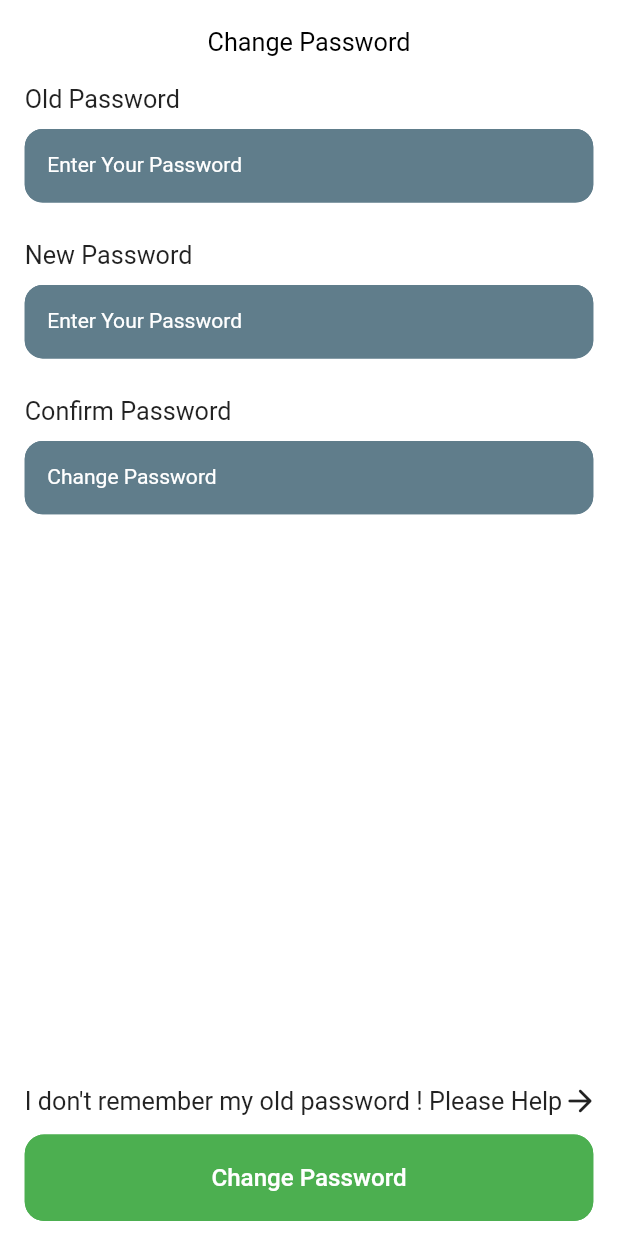
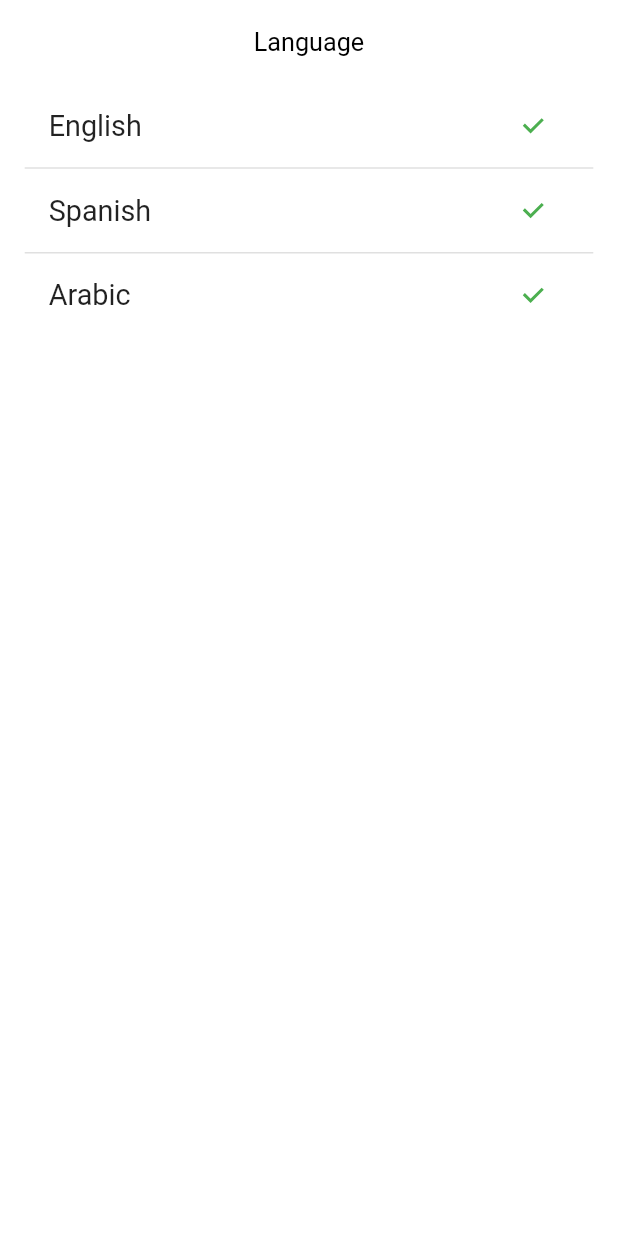
Before and after one commit to MohamedSayedBayoumy/delvery, a Flutter app: the screen it shows after launch, on a phone screen of 412 x 824 dp. Run offline on Flutter 3.47's test engine with Material 3 defaults, Android fonts, the phone set to English and light mode, and no system bars; our stand-ins replace animate_do, country_code_picker, dio, flutter_secure_storage, get_it, pretty_dio_logger and 1 more; Roboto replaces fonts that are missing (font-bold, font-regular-bold).

Commit message:
language screen ..

```diff
--- /dev/null
+++ b/lib/features/profile/language_screen.dart
@@ -0,0 +1,74 @@
+import 'package:flutter/material.dart';
+import 'package:mts/core/widgets/custom_padding.dart';
+
+class LanguageScreen extends StatelessWidget {
+  const LanguageScreen({super.key});
+
+  @override
+  Widget build(BuildContext context) {
+    Color getColor(Set<WidgetState> states) {
+      const Set<WidgetState> interactiveStates = <WidgetState>{
+        WidgetState.pressed,
+        WidgetState.hovered,
+        WidgetState.focused,
+      };
+      if (states.any(interactiveStates.contains)) {
+        return Colors.white;
+      }
+      return Colors.white;
+    }
+
+    return Scaffold(
+      appBar: AppBar(
+        title: const Text("Language"),
+        centerTitle: true,
+      ),
+      body: SingleChildScrollView(
+        child: CustomPadding(
+          child: Column(
+            children: [
+              ListTile(
+                title: const Text("English"),
+                trailing: Checkbox(
+                  shape: const CircleBorder(),
+                  checkColor: Colors.green,
+                  fillColor: WidgetStateProperty.resolveWith(getColor),
+                  value: true,
+                  onChanged: (bool? value) {},
+                ),
+              ),
+              const Divider(
+                height: .5,
+                thickness: 1.0,
+              ),
+              ListTile(
+                title: const Text("Spanish"),
+                trailing: Checkbox(
+                  shape: const CircleBorder(),
+                  checkColor: Colors.green,
+                  fillColor: WidgetStateProperty.resolveWith(getColor),
+                  value: true,
+                  onChanged: (bool? value) {},
+                ),
+              ),
+              const Divider(
+                height: .5,
+                thickness: 1.0,
+              ),
+              ListTile(
+                title: const Text("Arabic"),
+                trailing: Checkbox(
+                  shape: const CircleBorder(),
+                  checkColor: Colors.green,
+                  fillColor: WidgetStateProperty.resolveWith(getColor),
+                  value: true,
+                  onChanged: (bool? value) {},
+                ),
+              ),
+            ],
+          ),
+        ),
+      ),
+    );
+  }
+}
--- a/lib/main.dart
+++ b/lib/main.dart
@@ -3,6 +3,7 @@ import 'package:flutter/services.dart';
 import 'package:responsive_sizer/responsive_sizer.dart';
 
 import 'features/profile/change_password_screeen.dart';
+import 'features/profile/language_screen.dart';
 
 void main() {
   WidgetsFlutterBinding.ensureInitialized();
@@ -41,7 +42,7 @@ class MyApp extends StatelessWidget {
             child: child!,
           );
         },
-        home: const ChangePasswordScreeen(),
+        home: const LanguageScreen(),
       ),
     );
   }
```
